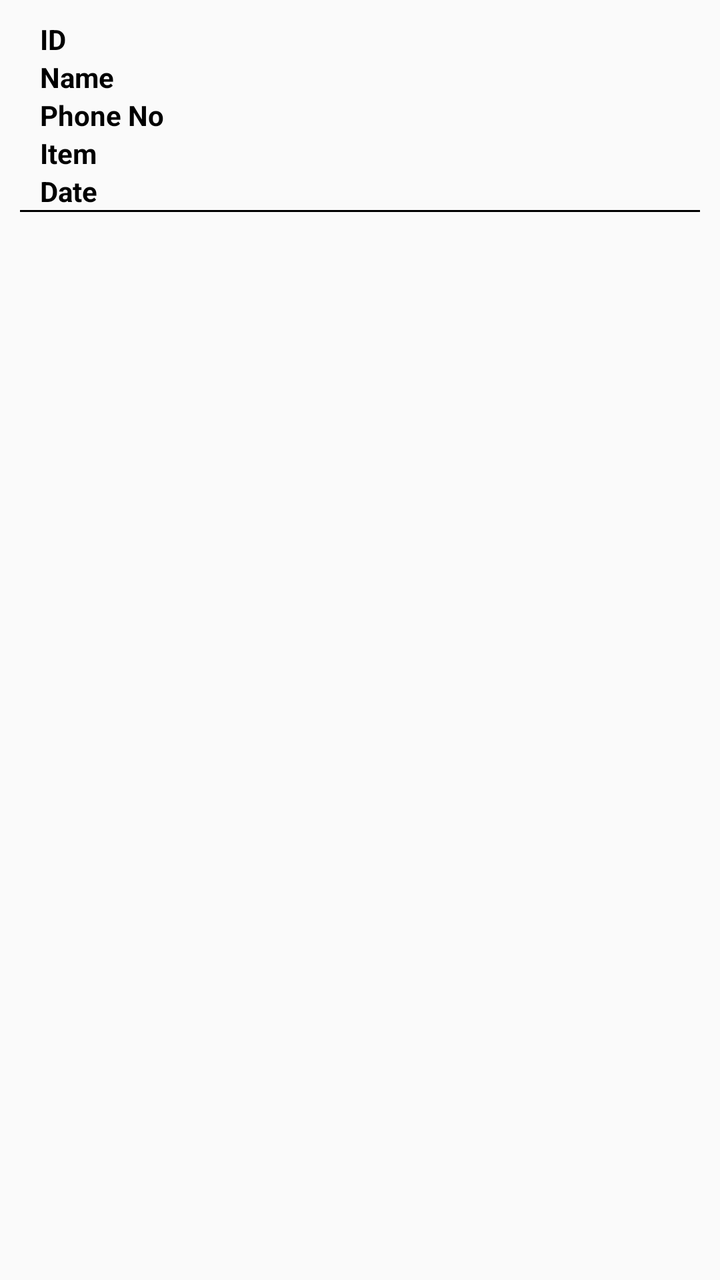
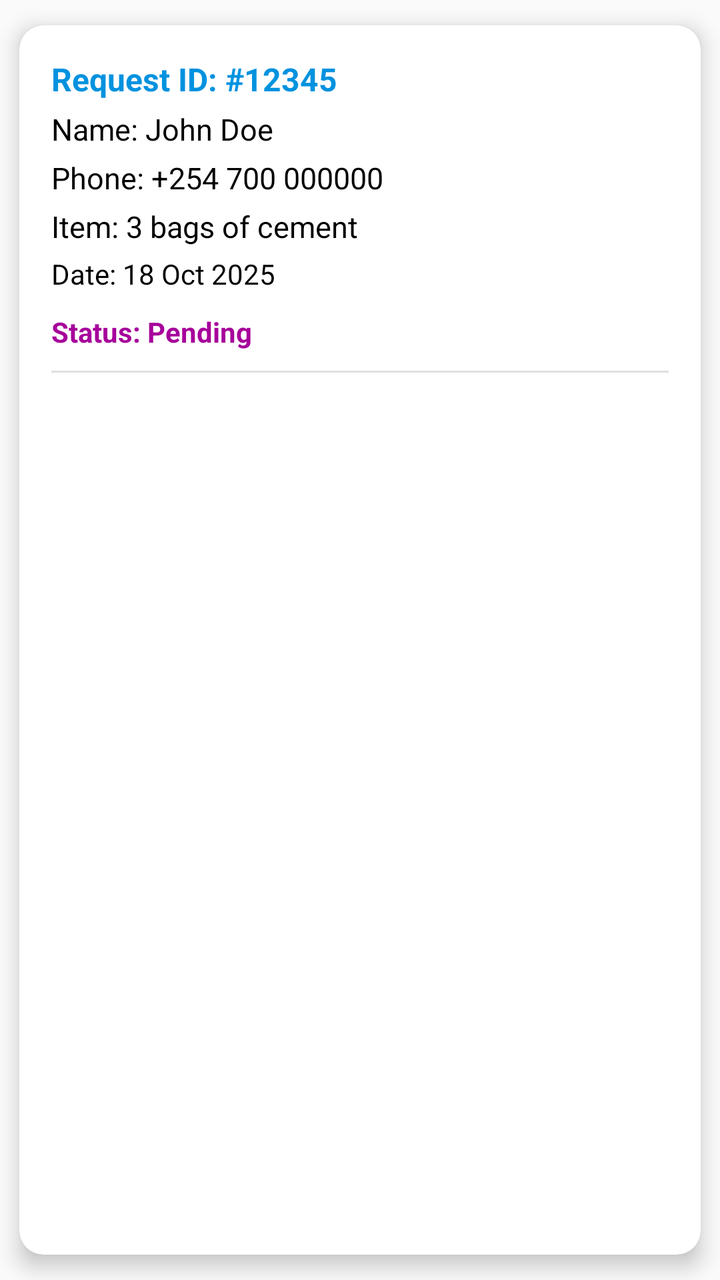

Before-and-after screenshots of an Android layout around one commit, followed by the original layout XML and the change that was made.
<!-- AndroidManifest.xml: application theme AppTheme -->
<!-- res/layout/lv_request.xml -->
<?xml version="1.0" encoding="utf-8"?>
<LinearLayout xmlns:android="http://schemas.android.com/apk/res/android"
    xmlns:tools="http://schemas.android.com/tools"
    android:layout_width="match_parent"
    android:layout_height="wrap_content"
    xmlns:app="http://schemas.android.com/apk/res-auto"
    xmlns:card_view="http://schemas.android.com/apk/res-auto">


            <LinearLayout
                android:layout_width="match_parent"
                android:layout_height="wrap_content"
                android:orientation="vertical"
                android:padding="10dp">
                <TextView
                    android:layout_width="match_parent"
                    android:layout_height="wrap_content"
                    android:id="@+id/txv_requestID"
                    android:text="ID"
                    android:textStyle="bold"
                    android:layout_marginLeft="10dp"
                    android:textColor="@color/colorBlack"/>
                <TextView
                    android:layout_width="match_parent"
                    android:layout_height="wrap_content"
                    android:id="@+id/txv_name"
                    android:text="Name"
                    android:textStyle="bold"
                    android:layout_marginLeft="10dp"
                    android:textColor="@color/colorBlack"/>
                <TextView
                    android:layout_width="match_parent"
                    android:layout_height="wrap_content"
                    android:id="@+id/txv_phoneNo"
                    android:text="Phone No"
                    android:textStyle="bold"
                    android:layout_marginLeft="10dp"
                    android:textColor="@color/colorBlack"/>
                <TextView
                    android:layout_width="match_parent"
                    android:layout_height="wrap_content"
                    android:id="@+id/txv_items"
                    android:text="Item"
                    android:textStyle="bold"
                    android:layout_marginLeft="10dp"
                    android:textColor="@color/colorBlack"/>
                <TextView
                    android:layout_width="match_parent"
                    android:layout_height="wrap_content"
                    android:id="@+id/txv_requestDate"
                    android:text="Date"
                    android:textStyle="bold"
                    android:layout_marginLeft="10dp"
                    android:textColor="@color/colorBlack"/>
                <TextView
                    android:visibility="gone"
                    android:layout_width="match_parent"
                    android:layout_height="wrap_content"
                    android:id="@+id/txv_requestStatus"
                    android:text=" Status"
                    android:textStyle="bold"
                    android:layout_marginLeft="10dp"
                    android:textColor="@color/colorBlack"/>
                <View
                    android:layout_width="match_parent"
                    android:layout_height="1dp"
                    android:background="@android:color/black" />
            </LinearLayout>

</LinearLayout>
<!-- resources referenced by this layout -->
<resources>
  <color name="colorBlack">#000</color>
  <style name="AppTheme" parent="Theme.AppCompat.Light.DarkActionBar">
          
          <item name="colorPrimary">@color/colorPrimary</item>
          <item name="colorPrimaryDark">@color/colorPrimaryDark</item>
          <item name="colorAccent">@color/colorAccent</item>
      </style>
  <color name="colorPrimary">#0092DF</color>
  <color name="colorPrimaryDark">#0092DF</color>
  <color name="colorAccent">#A6009A</color>
</resources>

<!-- the commit's change to res/layout/lv_request.xml (unified diff, before → after) -->
@@ -1,70 +1,90 @@
 <?xml version="1.0" encoding="utf-8"?>
-<LinearLayout xmlns:android="http://schemas.android.com/apk/res/android"
+<androidx.cardview.widget.CardView xmlns:android="http://schemas.android.com/apk/res/android"
+    xmlns:app="http://schemas.android.com/apk/res-auto"
     xmlns:tools="http://schemas.android.com/tools"
     android:layout_width="match_parent"
     android:layout_height="wrap_content"
-    xmlns:app="http://schemas.android.com/apk/res-auto"
-    xmlns:card_view="http://schemas.android.com/apk/res-auto">
+    android:layout_margin="8dp"
+    app:cardCornerRadius="12dp"
+    app:cardElevation="6dp"
+    android:backgroundTint="@android:color/white"
+    app:cardUseCompatPadding="true">
 
+    <LinearLayout
+        android:layout_width="match_parent"
+        android:layout_height="wrap_content"
+        android:orientation="vertical"
+        android:padding="16dp">
 
-            <LinearLayout
-                android:layout_width="match_parent"
-                android:layout_height="wrap_content"
-                android:orientation="vertical"
-                android:padding="10dp">
-                <TextView
-                    android:layout_width="match_parent"
-                    android:layout_height="wrap_content"
-                    android:id="@+id/txv_requestID"
-                    android:text="ID"
-                    android:textStyle="bold"
-                    android:layout_marginLeft="10dp"
-                    android:textColor="@color/colorBlack"/>
-                <TextView
-                    android:layout_width="match_parent"
-                    android:layout_height="wrap_content"
-                    android:id="@+id/txv_name"
-                    android:text="Name"
-                    android:textStyle="bold"
-                    android:layout_marginLeft="10dp"
-                    android:textColor="@color/colorBlack"/>
-                <TextView
-                    android:layout_width="match_parent"
-                    android:layout_height="wrap_content"
-                    android:id="@+id/txv_phoneNo"
-                    android:text="Phone No"
-                    android:textStyle="bold"
-                    android:layout_marginLeft="10dp"
-                    android:textColor="@color/colorBlack"/>
-                <TextView
-                    android:layout_width="match_parent"
-                    android:layout_height="wrap_content"
-                    android:id="@+id/txv_items"
-                    android:text="Item"
-                    android:textStyle="bold"
-                    android:layout_marginLeft="10dp"
-                    android:textColor="@color/colorBlack"/>
-                <TextView
-                    android:layout_width="match_parent"
-                    android:layout_height="wrap_content"
-                    android:id="@+id/txv_requestDate"
-                    android:text="Date"
-                    android:textStyle="bold"
-                    android:layout_marginLeft="10dp"
-                    android:textColor="@color/colorBlack"/>
-                <TextView
-                    android:visibility="gone"
-                    android:layout_width="match_parent"
-                    android:layout_height="wrap_content"
-                    android:id="@+id/txv_requestStatus"
-                    android:text=" Status"
-                    android:textStyle="bold"
-                    android:layout_marginLeft="10dp"
-                    android:textColor="@color/colorBlack"/>
-                <View
-                    android:layout_width="match_parent"
-                    android:layout_height="1dp"
-                    android:background="@android:color/black" />
-            </LinearLayout>
+        
+        <TextView
+            android:id="@+id/txv_requestID"
+            android:layout_width="match_parent"
+            android:layout_height="wrap_content"
+            android:text="Request ID: #12345"
+            android:textStyle="bold"
+            android:textSize="16sp"
+            android:textColor="@color/colorPrimaryDark"
+            android:layout_marginBottom="4dp" />
 
-</LinearLayout>
+        
+        <TextView
+            android:id="@+id/txv_name"
+            android:layout_width="match_parent"
+            android:layout_height="wrap_content"
+            android:text="Name: John Doe"
+            android:textSize="15sp"
+            android:textColor="@color/colorBlack"
+            android:layout_marginBottom="4dp" />
+
+        
+        <TextView
+            android:id="@+id/txv_phoneNo"
+            android:layout_width="match_parent"
+            android:layout_height="wrap_content"
+            android:text="Phone: +254 700 000000"
+            android:textSize="15sp"
+            android:textColor="@color/colorBlack"
+            android:layout_marginBottom="4dp" />
+
+        
+        <TextView
+            android:id="@+id/txv_items"
+            android:layout_width="match_parent"
+            android:layout_height="wrap_content"
+            android:text="Item: 3 bags of cement"
+            android:textSize="15sp"
+            android:textColor="@color/colorBlack"
+            android:layout_marginBottom="4dp" />
+
+        
+        <TextView
+            android:id="@+id/txv_requestDate"
+            android:layout_width="match_parent"
+            android:layout_height="wrap_content"
+            android:text="Date: 18 Oct 2025"
+            android:textSize="14sp"
+            android:textColor="@color/colorBlack"
+            android:layout_marginBottom="4dp" />
+
+        
+        <TextView
+            android:id="@+id/txv_requestStatus"
+            android:layout_width="match_parent"
+            android:layout_height="wrap_content"
+            android:text="Status: Pending"
+            android:textStyle="bold"
+            android:textSize="14sp"
+            android:textColor="@color/colorAccent"
+            android:layout_marginTop="6dp"
+            android:layout_marginBottom="6dp" />
+
+        
+        <View
+            android:layout_width="match_parent"
+            android:layout_height="1dp"
+            android:layout_marginTop="4dp"
+            android:background="#E0E0E0" />
+
+    </LinearLayout>
+</androidx.cardview.widget.CardView>
